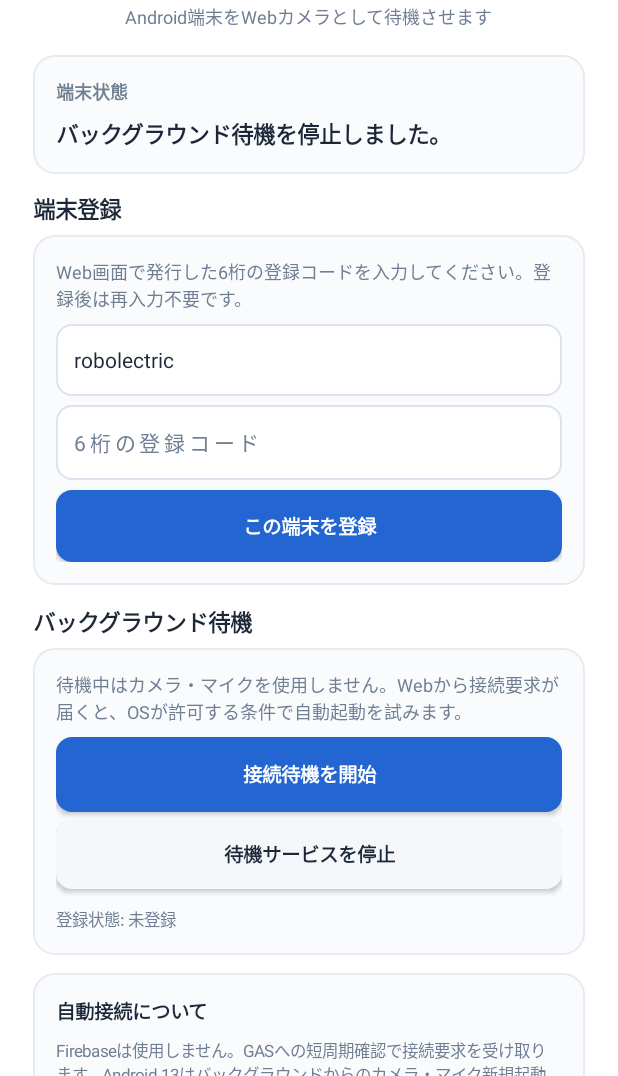
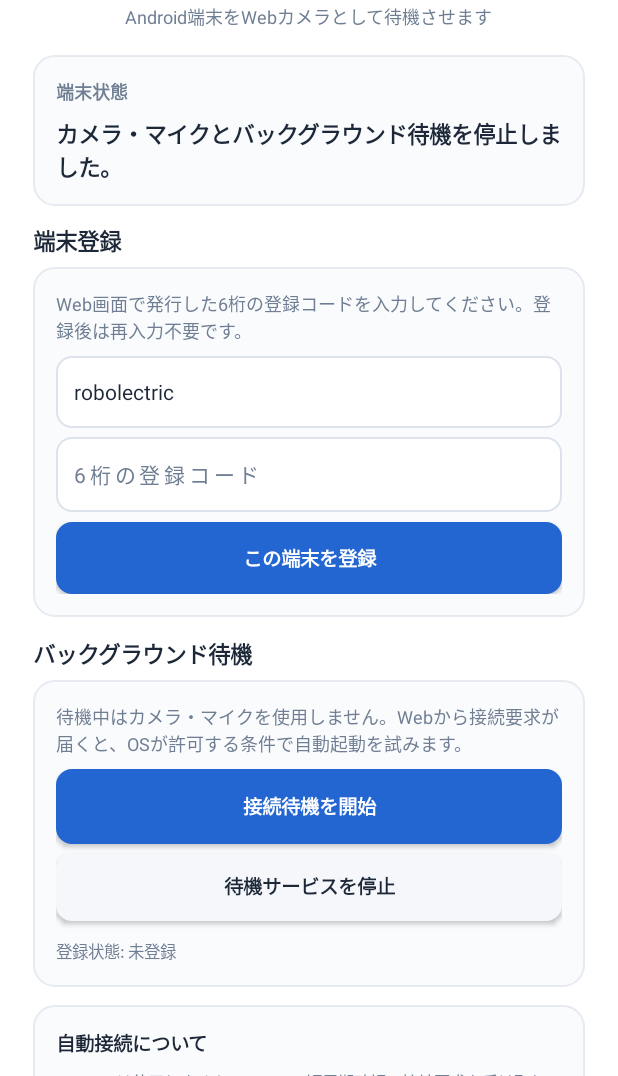
Before and after one commit to a09848281-prog/web-rtc-, an Android app: the screen it shows after launch (MainActivity), after a tap on "待機サービスを停止", on a phone screen of 412 x 824 dp, the part 160-1236 px from its top. Run offline under Robolectric (Android 15) with nearby library versions, the phone set to English and light mode, and no system bars; 2 other taps on this screen came first.

Commit message:
Stop both media and wait service from Android UI

```diff
--- a/android/app/src/main/java/jp/a09848281/securitycamera/MainActivity.java
+++ b/android/app/src/main/java/jp/a09848281/securitycamera/MainActivity.java
@@ -122,12 +122,7 @@ public class MainActivity extends Activity {
             pendingWaitStart = true;
             requestPermissionsForWaiting();
         });
-        stop.setOnClickListener(v -> {
-            stopService(new Intent(this, DeviceMonitorService.class));
-            prefs.edit().putBoolean("monitoring", false).apply();
-            status.setText("バックグラウンド待機を停止しました。");
-            waitButton.setText("接続待機を開始");
-        });
+        stop.setOnClickListener(v -> stopWaiting());
     }
 
     private String initialStatus() {
@@ -222,6 +217,18 @@ public class MainActivity extends Activity {
         startMediaServiceFromVisibleActivity();
     }
 
+    private void stopWaiting() {
+        try {
+            Intent mediaStop = new Intent(this, WebRtcSessionService.class);
+            mediaStop.setAction(WebRtcSessionService.ACTION_STOP);
+            startService(mediaStop);
+        } catch (Exception ignored) {}
+        stopService(new Intent(this, DeviceMonitorService.class));
+        prefs.edit().putBoolean("monitoring", false).apply();
+        status.setText("カメラ・マイクとバックグラウンド待機を停止しました。");
+        waitButton.setText("接続待機を開始");
+    }
+
     private void startMonitor() {
         try {
             Intent intent=new Intent(this,DeviceMonitorService.class);
```
